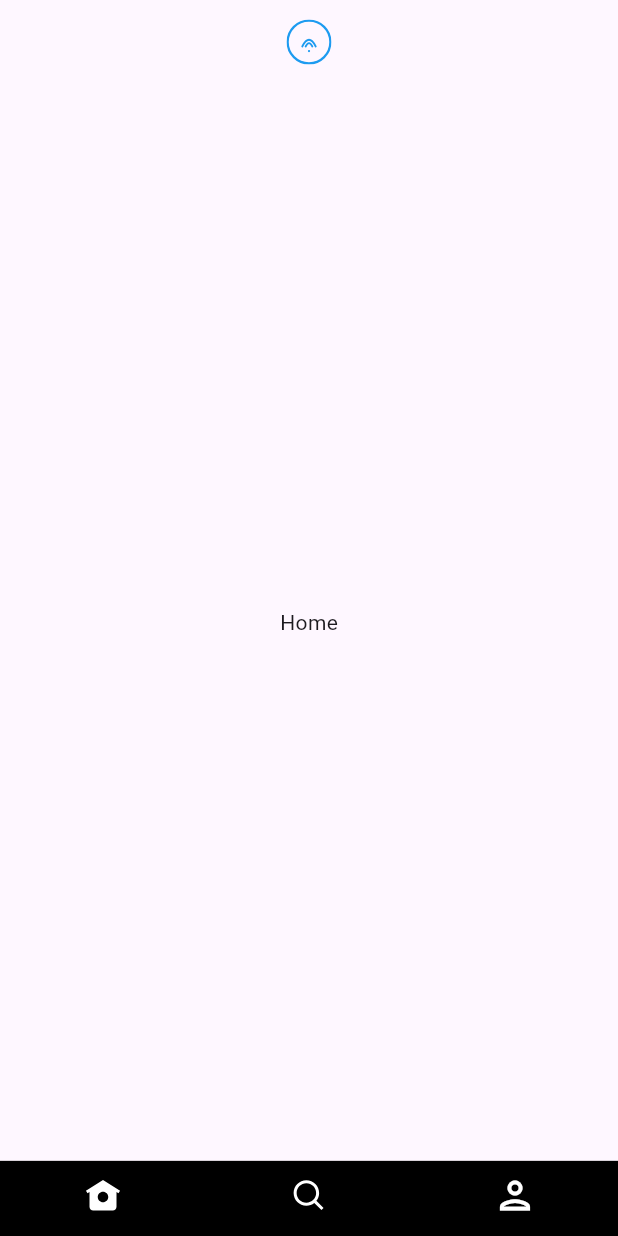
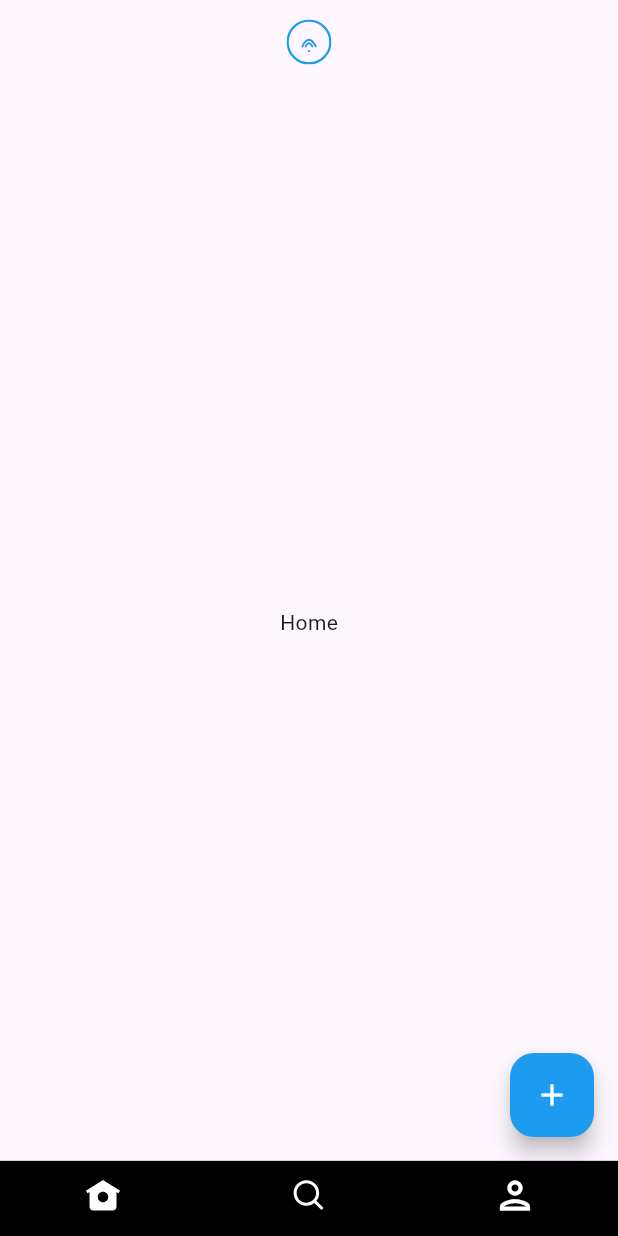
Before and after one commit to ahmedsilinii/breathing_analysis_app, a Flutter app: the HomeView screen opened directly, on a phone screen of 412 x 824 dp. Run offline on Flutter 3.47's test engine with Material 3 defaults, Android fonts, the phone set to English and light mode, and no system bars; our stand-ins replace appwrite, flutter_riverpod, flutter_svg, fpdart; statements that could not run were skipped.

Commit message:
fixed typo

```diff
--- a/lib/common/rounded_small_button.dart
+++ b/lib/common/rounded_small_button.dart
@@ -11,8 +11,8 @@ class RoundedSmallButton extends StatelessWidget {
     super.key,
     required this.onTap,
     required this.label,
-    this.backgroundColor = Pallete.whiteColor,
-    this.textColor = Pallete.backgroundColor,
+    this.backgroundColor = Palette.whiteColor,
+    this.textColor = Palette.backgroundColor,
   });
 
   @override
--- a/lib/constants/ui_constants.dart
+++ b/lib/constants/ui_constants.dart
@@ -9,10 +9,16 @@ class UIConstants {
       title: SvgPicture.asset(
         AssetsConstants.breathingLogo,
         // ignore: deprecated_member_use
-        color: Pallete.blueColor,
+        color: Palette.blueColor,
         height: 30,
       ),
       centerTitle: true,
     );
   }
+
+  static List<Widget> bottomTabBarPages = [
+    const Center(child: Text('Home')),
+    const Center(child: Text('Search')),
+    const Center(child: Text('Profile')),
+  ];
 }
--- a/lib/features/auth/view/login_view.dart
+++ b/lib/features/auth/view/login_view.dart
@@ -78,14 +78,14 @@ class _LoginViewState extends ConsumerState<LoginView> {
                         text: TextSpan(
                           text: 'Don\'t have an account?',
                           style: const TextStyle(
-                            color: Pallete.greyColor,
+                            color: Palette.greyColor,
                             fontSize: 16,
                           ),
                           children: [
                             TextSpan(
                               text: ' Sign Up',
                               style: const TextStyle(
-                                color: Pallete.blueColor,
+                                color: Palette.blueColor,
                                 fontSize: 16,
                                 fontWeight: FontWeight.bold,
                               ),
--- a/lib/features/auth/view/signup_view.dart
+++ b/lib/features/auth/view/signup_view.dart
@@ -76,14 +76,14 @@ class _SignupViewState extends ConsumerState<SignupView> {
                         text: TextSpan(
                           text: 'Already have an account?',
                           style: const TextStyle(
-                            color: Pallete.greyColor,
+                            color: Palette.greyColor,
                             fontSize: 16,
                           ),
                           children: [
                             TextSpan(
                               text: ' Login',
                               style: const TextStyle(
-                                color: Pallete.blueColor,
+                                color: Palette.blueColor,
                                 fontSize: 16,
                                 fontWeight: FontWeight.bold,
                               ),
--- a/lib/features/auth/widgets/auth_field.dart
+++ b/lib/features/auth/widgets/auth_field.dart
@@ -18,14 +18,14 @@ class AuthField extends StatelessWidget {
         focusedBorder: OutlineInputBorder(
           borderRadius: BorderRadius.circular(5),
           borderSide: const BorderSide(
-            color: Pallete.blueColor,
+            color: Palette.blueColor,
             width: 3,
           ),
         ),
         enabledBorder: OutlineInputBorder(
           borderRadius: BorderRadius.circular(5),
           borderSide: const BorderSide(
-            color: Pallete.greyColor,
+            color: Palette.greyColor,
           ),
         ),
         contentPadding: const EdgeInsets.all(22),
--- a/lib/features/home/view/home_view.dart
+++ b/lib/features/home/view/home_view.dart
@@ -29,18 +29,16 @@ class _HomeViewState extends State<HomeView> {
   Widget build(BuildContext context) {
     return Scaffold(
       appBar: appBar,
-      body: IndexedStack(
-        index: _page,
-        children: const [
-          Center(child: Text('Home')),
-          Center(child: Text('Search')),
-          Center(child: Text('Profile')),
-        ],
+      body: IndexedStack(index: _page, children: UIConstants.bottomTabBarPages),
+      floatingActionButton: FloatingActionButton(
+        onPressed: () {},
+        backgroundColor: Palette.blueColor,
+        child: const Icon(Icons.add, color: Palette.whiteColor,),
       ),
       bottomNavigationBar: CupertinoTabBar(
         currentIndex: _page,
         onTap: onPageChange,
-        backgroundColor: Pallete.backgroundColor,
+        backgroundColor: Palette.backgroundColor,
         items: [
           BottomNavigationBarItem(
             icon: SvgPicture.asset(
@@ -48,20 +46,20 @@ class _HomeViewState extends State<HomeView> {
                   ? AssetsConstants.homeFilledIcon
                   : AssetsConstants.homeOutlinedIcon,
               // ignore: deprecated_member_use
-              color: Pallete.whiteColor,
+              color: Palette.whiteColor,
             ),
           ),
           BottomNavigationBarItem(
             icon: SvgPicture.asset(
               AssetsConstants.searchIcon,
               // ignore: deprecated_member_use
-              color: Pallete.whiteColor,
+              color: Palette.whiteColor,
             ),
           ),
           BottomNavigationBarItem(
             icon: Icon(
               _page == 2 ? Icons.person : Icons.person_outlined,
-              color: Pallete.whiteColor,
+              color: Palette.whiteColor,
             ),
           ),
         ],
--- a/lib/theme/app_theme.dart
+++ b/lib/theme/app_theme.dart
@@ -3,13 +3,13 @@ import 'package:flutter/material.dart';
 
 class AppTheme {
   static ThemeData theme = ThemeData.dark().copyWith(
-    scaffoldBackgroundColor: Pallete.backgroundColor,
+    scaffoldBackgroundColor: Palette.backgroundColor,
     appBarTheme: const AppBarTheme(
-      backgroundColor: Pallete.backgroundColor,
+      backgroundColor: Palette.backgroundColor,
       elevation: 0,
     ),
     floatingActionButtonTheme: const FloatingActionButtonThemeData(
-      backgroundColor: Pallete.blueColor,
+      backgroundColor: Palette.blueColor,
     ),
   );
 }
--- a/lib/theme/palette.dart
+++ b/lib/theme/palette.dart
@@ -1,7 +1,7 @@
 
 import 'package:flutter/material.dart';
 
-class Pallete {
+class Palette {
   static const Color backgroundColor = Colors.black;
   static const Color searchBarColor = Color.fromRGBO(32, 35, 39, 1);
   static const Color blueColor = Color.fromRGBO(29, 155, 240, 1);
```
